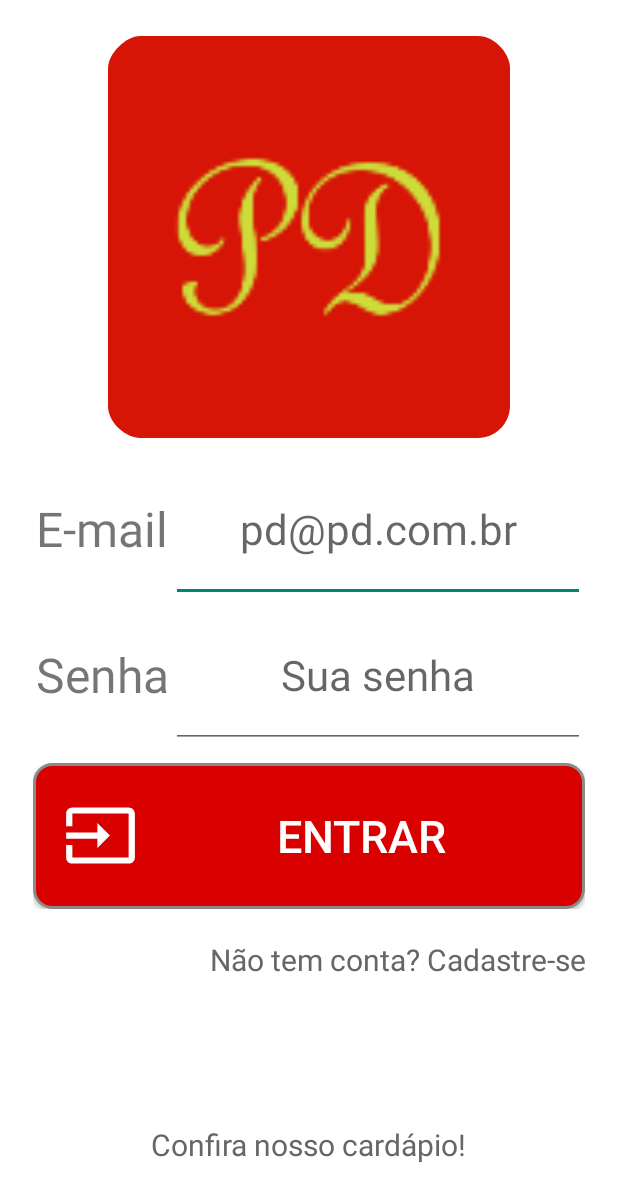
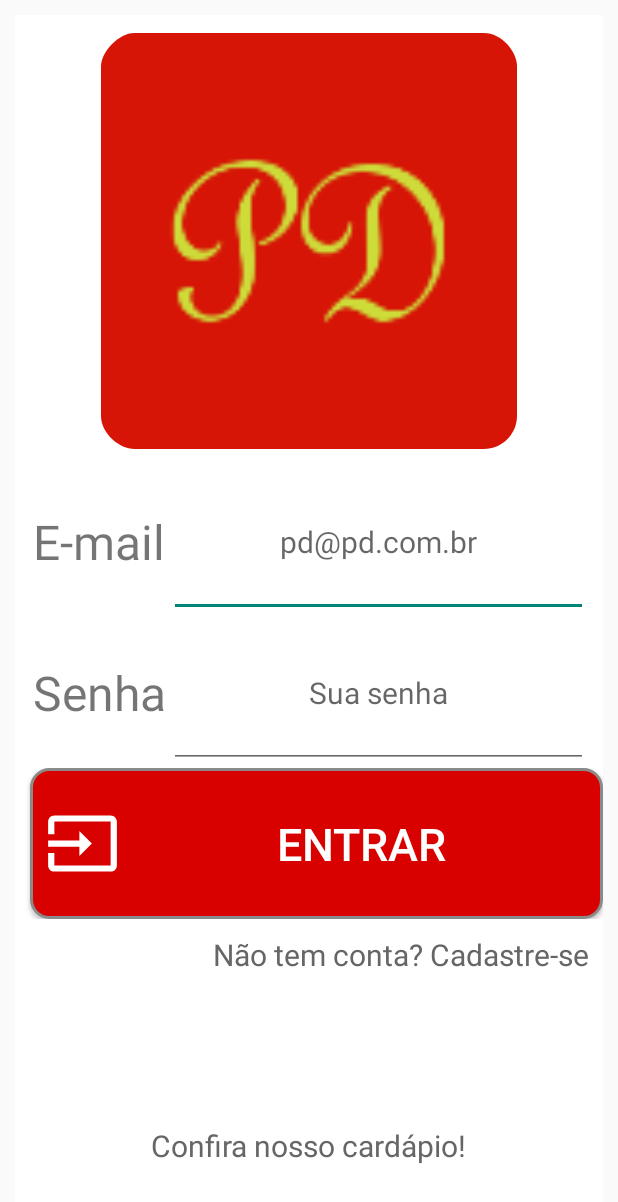
Before and after one commit to PauloGobor/PizzaDelivery, an Android app: the screen it shows after launch (MainActivity), on a phone screen of 412 x 824 dp. Shown: the top 1202 px of the screen. Run offline under Robolectric (Android 15) with nearby library versions, the phone set to English and light mode, and no system bars.

Commit message:
Arrumado configuracoes de layout da activity_main

```diff
--- a/app/src/main/res/layout/activity_main.xml
+++ b/app/src/main/res/layout/activity_main.xml
@@ -4,7 +4,7 @@
     android:layout_height="match_parent"
     android:background="@android:color/white"
     android:orientation="vertical"
-    android:padding="12dp">
+    android:layout_margin="10dp">
 
     <ImageView
         android:id="@+id/imageView"
@@ -41,8 +41,8 @@
             android:layout_marginEnd="10dp"
             android:hint="@string/hintEmail"
             android:inputType="textEmailAddress"
-            android:textSize="28sp"
-            tools:ignore="Autofill"/>
+            android:textSize="20sp"
+            tools:ignore="Autofill" />
     </LinearLayout>
 
     <LinearLayout
@@ -67,11 +67,12 @@
             android:layout_width="0dp"
             android:layout_height="match_parent"
             android:layout_weight="3"
+            android:padding="10dp"
             android:layout_marginEnd="10dp"
             android:gravity="center"
             android:inputType="textPassword"
             android:hint="@string/hintSenha"
-            android:textSize="28sp"
+            android:textSize="20sp"
             tools:ignore="Autofill" />
     </LinearLayout>
 
@@ -79,7 +80,6 @@
     <LinearLayout
         android:layout_width="match_parent"
         android:layout_height="0dp"
-        android:layout_margin="10dp"
         android:layout_weight="1"
         android:orientation="horizontal">
 
@@ -89,8 +89,9 @@
             android:layout_height="match_parent"
             android:background="@drawable/btn_entrar"
             android:drawableStart="@drawable/ic_action_name"
-            android:paddingStart="20dp"
+            android:layout_marginStart="10dp"
             android:shadowColor="#000000"
+            android:paddingStart="10dp"
             android:text="@string/logar"
             android:textColor="#FFFFFF"
             android:textSize="30sp"
```
